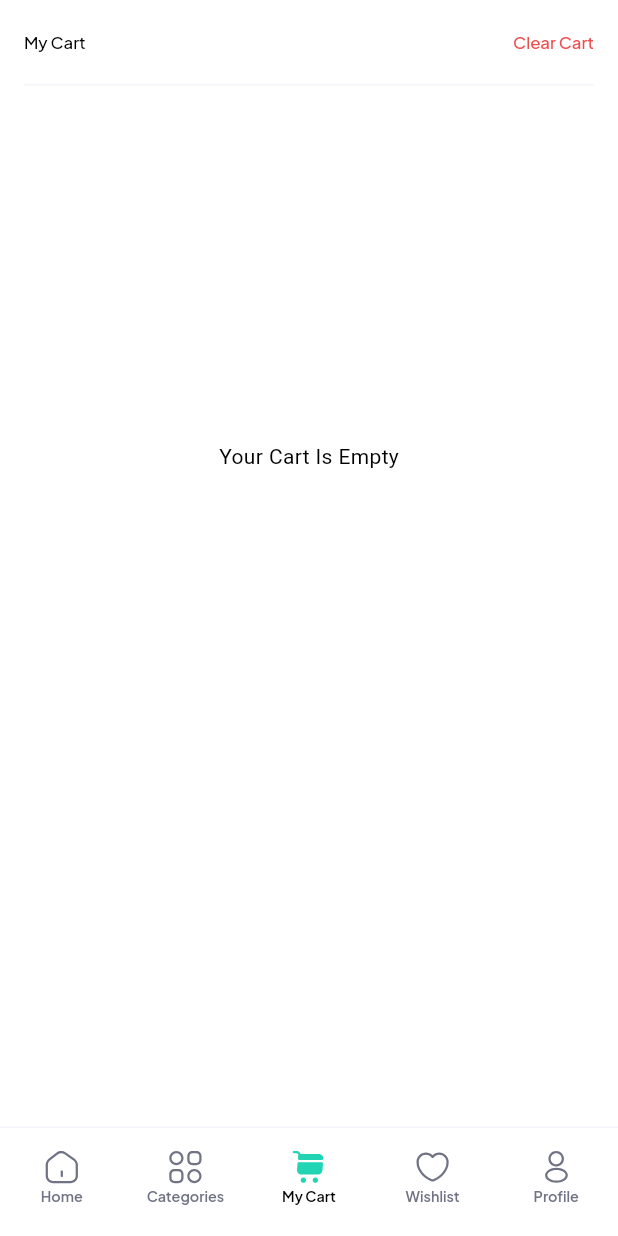
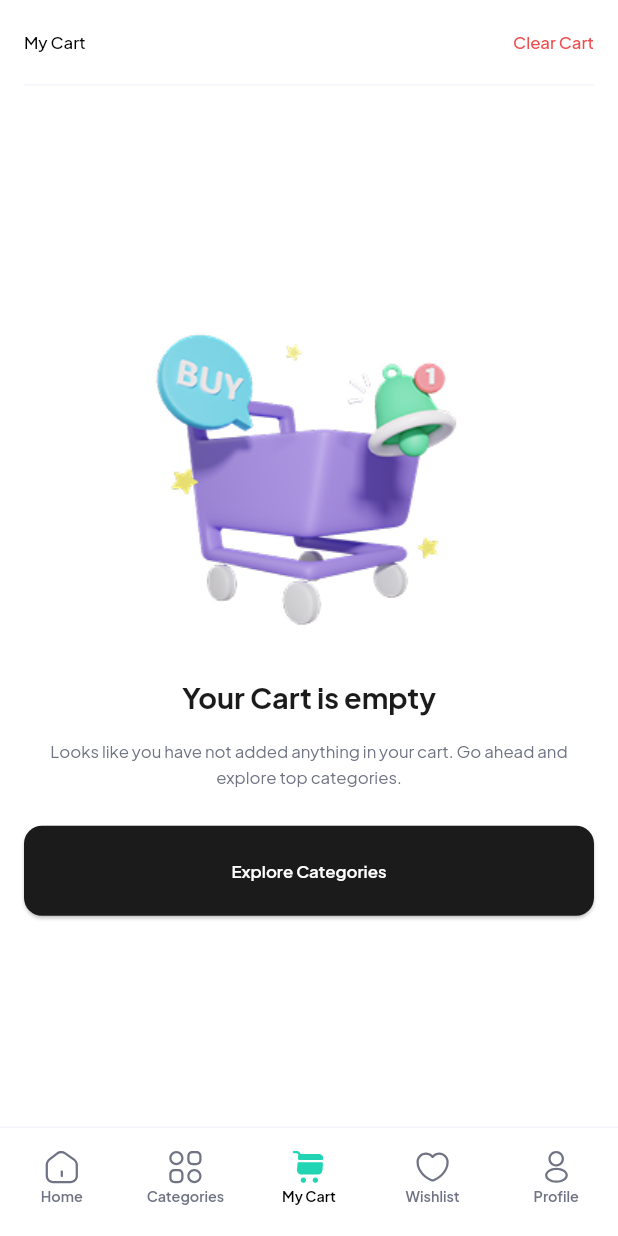
Before and after one commit to HishamElnemr/fit_body, a Flutter app: the screen it shows after launch, item 3 of the bottom bar chosen, on a phone screen of 412 x 824 dp. Run offline on Flutter 3.47's test engine with Material 3 defaults, Android fonts, the phone set to English and light mode, and no system bars; our stand-ins replace bloc, cached_network_image, dartz, dio, dots_indicator, flutter_bloc and 8 more; accounts and stored records are empty; generated files the repository leaves out were written again; network calls fail; project files that could hold a hidden picture were left out.

Commit message:
implement empty state UI for cart and wishlist with supporting assets and widgets

```diff
--- a/lib/core/utils/app_images.dart
+++ b/lib/core/utils/app_images.dart
@@ -5,6 +5,14 @@ class Assets {
   /// Assets for assetsImages01OnlineShopping
   /// Assets/images/01OnlineShopping.png
   static const String assetsImages01OnlineShopping = "Assets/images/01OnlineShopping.png";
+
+  /// Assets for assetsImages01OnlineShopping1
+  /// Assets/images/01-Online-Shopping-1.png
+  static const String assetsImages01OnlineShopping1 = "Assets/images/01-Online-Shopping-1.png";
+
+  /// Assets for assetsImages01OnlineShopping2
+  /// Assets/images/01OnlineShopping2.svg
+  static const String assetsImages01OnlineShopping2 = "Assets/images/01OnlineShopping2.svg";
 
   /// Assets for assetsImages02OnlineShopping
   /// Assets/images/02OnlineShopping.png
--- /dev/null
+++ b/lib/core/widgets/empty_state_action_section.dart
@@ -0,0 +1,60 @@
+import 'package:fb_fitbody/core/constants/app_colors.dart';
+import 'package:fb_fitbody/core/constants/app_constants.dart';
+import 'package:fb_fitbody/core/utils/app_styles.dart';
+import 'package:fb_fitbody/core/widgets/custom_button.dart';
+import 'package:flutter/material.dart';
+
+class EmptyStateActionSection extends StatelessWidget {
+  const EmptyStateActionSection({
+    super.key,
+    required this.imagePath,
+    required this.title,
+    required this.description,
+    required this.buttonText,
+    this.onButtonPressed,
+  });
+
+  final String imagePath;
+  final String title;
+  final String description;
+  final String buttonText;
+  final VoidCallback? onButtonPressed;
+
+  @override
+  Widget build(BuildContext context) {
+    return Padding(
+      padding: const EdgeInsets.symmetric(horizontal: kHorizontalPadding),
+      child: Column(
+          mainAxisSize: MainAxisSize.max,
+          mainAxisAlignment: MainAxisAlignment.center,
+          crossAxisAlignment: CrossAxisAlignment.center,
+          children: [
+            Image.asset(
+              imagePath,
+              width: 240,
+              height: 240,
+              fit: BoxFit.contain,
+            ),
+            const SizedBox(height: 16),
+            Text(
+              title,
+              textAlign: TextAlign.center,
+              style: AppStyles.heading2Bold24(
+                context,
+              ).copyWith(color: AppColors.black),
+            ),
+            const SizedBox(height: 16),
+            Text(
+              description,
+              textAlign: TextAlign.center,
+              style: AppStyles.body2Regular14(
+                context,
+              ).copyWith(color: AppColors.lightGrey150),
+            ),
+            const SizedBox(height: 24),
+            CustomButton(text: buttonText, onPressed: onButtonPressed),
+          ],
+      ),
+    );
+  }
+}
--- a/lib/features/cart/presentation/widgets/cart_view_body.dart
+++ b/lib/features/cart/presentation/widgets/cart_view_body.dart
@@ -15,7 +15,7 @@ class CartViewBody extends StatelessWidget {
           padding: EdgeInsets.symmetric(horizontal: kHorizontalPadding),
           sliver: CartAppBar(),
         ),
-        SliverToBoxAdapter(child: CartViewBodyBlocBuilder()),
+        CartViewBodyBlocBuilder(),
         CartOrderInfoBlocBuilder(),
       ],
     );
--- a/lib/features/cart/presentation/widgets/cart_view_body_bloc_builder.dart
+++ b/lib/features/cart/presentation/widgets/cart_view_body_bloc_builder.dart
@@ -1,3 +1,6 @@
+import 'package:fb_fitbody/core/routes/routes_name.dart';
+import 'package:fb_fitbody/core/utils/app_images.dart';
+import 'package:fb_fitbody/core/widgets/empty_state_action_section.dart';
 import 'package:fb_fitbody/features/cart/presentation/cubit/cart_cubit/cart_cubit.dart';
 import 'package:fb_fitbody/features/cart/presentation/widgets/cart_items_list.dart';
 import 'package:fb_fitbody/features/cart/presentation/widgets/cart_items_skeleton.dart';
@@ -14,22 +17,37 @@ class CartViewBodyBlocBuilder extends StatelessWidget {
       builder: (context, state) {
         if (state is CartSuccess) {
           if (state.cartItemEntity.isEmpty) {
-            return SizedBox(
-              height: height * 0.6,
-              child: const Center(child: Text('Your Cart Is Empty')),
+            return SliverFillRemaining(
+              hasScrollBody: false,
+              child: EmptyStateActionSection(
+                imagePath: Assets.assetsImages01OnlineShopping1,
+                title: 'Your Cart is empty',
+                description:
+                    'Looks like you have not added anything in your cart. Go ahead and explore top categories.',
+                buttonText: 'Explore Categories',
+                onButtonPressed: () {
+                  Navigator.pushNamed(context, RoutesName.categories);
+                },
+              ),
             );
           }
-          return CartItemsList(cartItems: state.cartItemEntity);
+          return SliverToBoxAdapter(
+            child: CartItemsList(cartItems: state.cartItemEntity),
+          );
         } else if (state is CartFailure) {
-          return SizedBox(
-            height: height * 0.6,
-
-            child: Center(child: Text(state.errorMessage)),
+          return SliverFillRemaining(
+            hasScrollBody: false,
+            child: SizedBox(
+              height: height * 0.6,
+              child: Center(child: Text(state.errorMessage)),
+            ),
           );
         } else {
-          return const Padding(
-            padding: EdgeInsets.only(top: 12),
-            child: CartItemsSkeleton(),
+          return const SliverToBoxAdapter(
+            child: Padding(
+              padding: EdgeInsets.only(top: 12),
+              child: CartItemsSkeleton(),
+            ),
           );
         }
       },
--- a/lib/features/wishlist/presentation/widgets/wishlist_view_body.dart
+++ b/lib/features/wishlist/presentation/widgets/wishlist_view_body.dart
@@ -1,3 +1,6 @@
+import 'package:fb_fitbody/core/routes/routes_name.dart';
+import 'package:fb_fitbody/core/utils/app_images.dart';
+import 'package:fb_fitbody/core/widgets/empty_state_action_section.dart';
 import 'package:fb_fitbody/features/cart/presentation/widgets/cart_items_skeleton.dart';
 import 'package:fb_fitbody/features/product/data/models/hive_product_model.dart';
 import 'package:fb_fitbody/features/product/presentation/cubit/hive_cubit.dart';
@@ -15,7 +18,16 @@ class WishlistViewBody extends StatelessWidget {
         if (state is HiveProductLoaded) {
           final products = state.products;
           if (products.isEmpty) {
-            return const Center(child: Text('Your wishlist is empty'));
+            return EmptyStateActionSection(
+              imagePath: Assets.assetsImages01OnlineShopping2,
+              title: 'Your wishlist is empty',
+              description:
+                  'Tap heart button to start saving your favorite items.',
+              buttonText: 'Explore Categories',
+              onButtonPressed: () {
+                Navigator.pushNamed(context, RoutesName.categories);
+              },
+            );
           }
           return WhishListItemsListView(
             products: products
```
Also changed, not shown: Assets/images/01-Online-Shopping-1.png (added), Assets/images/01OnlineShopping2.svg (added).
